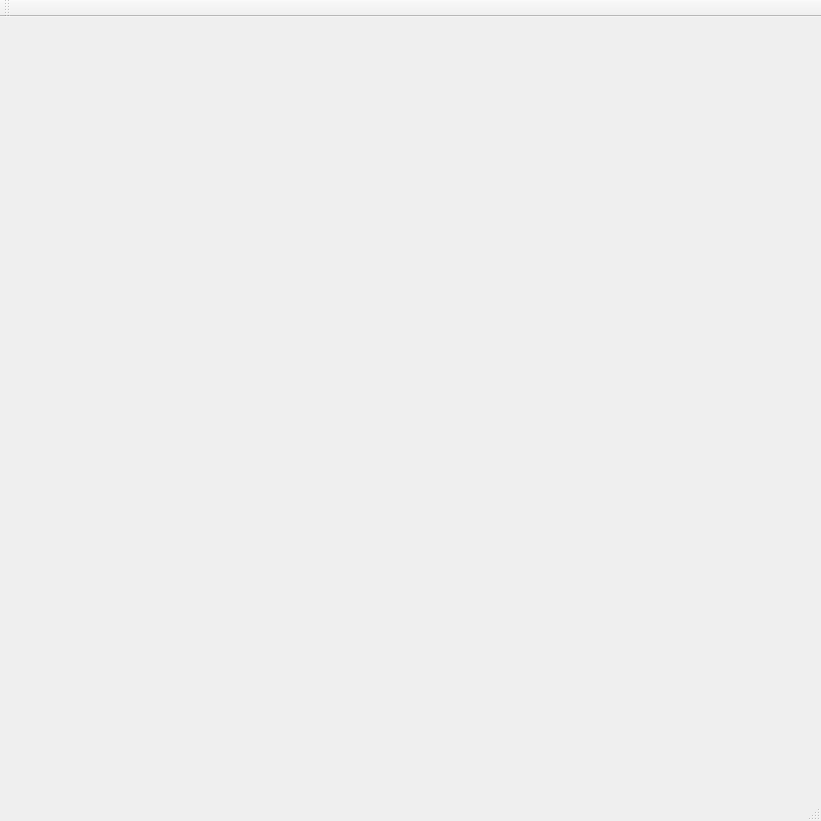
This is GameEngine/Tools/QtAssetsEditor/qtassetseditor.ui in Another-Game-Engine/AGE as Qt 5 draws it before an edit. The edited form follows.
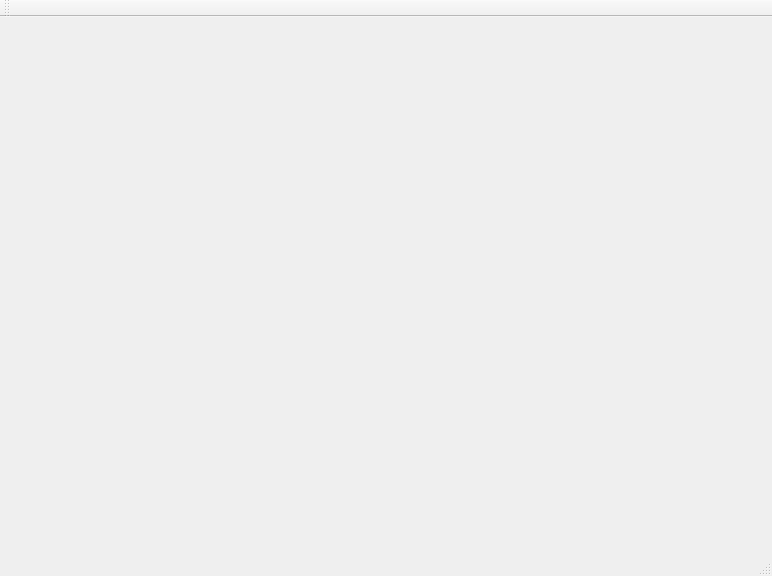
This is the edited form.

```diff
--- a/GameEngine/Tools/QtAssetsEditor/qtassetseditor.ui
+++ b/GameEngine/Tools/QtAssetsEditor/qtassetseditor.ui
@@ -6,8 +6,8 @@
    <rect>
     <x>0</x>
     <y>0</y>
-    <width>821</width>
-    <height>821</height>
+    <width>772</width>
+    <height>576</height>
    </rect>
   </property>
   <property name="windowTitle">
```
Left out of the diff: 2 changed lines with no effect on the pictures.
